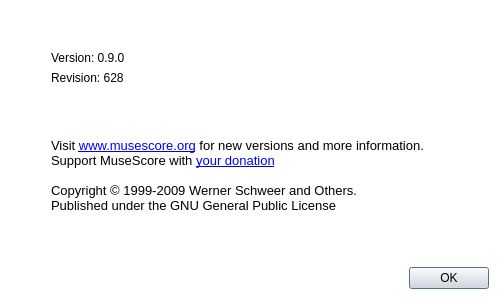
Above: mscore/mscore/aboutbox.ui from musescore/musescore-old before the change. Below: the same form after it.
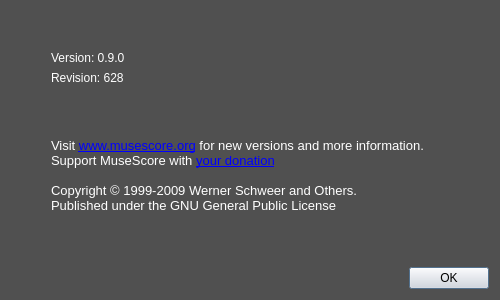
That is the form after the change. Icons and pictures are not drawn.

```diff
--- a/mscore/mscore/aboutbox.ui
+++ b/mscore/mscore/aboutbox.ui
@@ -22,9 +22,9 @@
      <colorrole role="WindowText">
       <brush brushstyle="SolidPattern">
        <color alpha="255">
-        <red>0</red>
-        <green>0</green>
-        <blue>0</blue>
+        <red>255</red>
+        <green>255</green>
+        <blue>255</blue>
        </color>
       </brush>
      </colorrole>
@@ -76,9 +76,9 @@
      <colorrole role="Text">
       <brush brushstyle="SolidPattern">
        <color alpha="255">
-        <red>0</red>
-        <green>0</green>
-        <blue>0</blue>
+        <red>255</red>
+        <green>255</green>
+        <blue>255</blue>
        </color>
       </brush>
      </colorrole>
@@ -103,18 +103,18 @@
      <colorrole role="Base">
       <brush brushstyle="SolidPattern">
        <color alpha="255">
-        <red>255</red>
-        <green>255</green>
-        <blue>255</blue>
+        <red>80</red>
+        <green>80</green>
+        <blue>80</blue>
        </color>
       </brush>
      </colorrole>
      <colorrole role="Window">
       <brush brushstyle="SolidPattern">
        <color alpha="255">
-        <red>255</red>
-        <green>255</green>
-        <blue>255</blue>
+        <red>80</red>
+        <green>80</green>
+        <blue>80</blue>
        </color>
       </brush>
      </colorrole>
@@ -177,9 +177,9 @@
      <colorrole role="WindowText">
       <brush brushstyle="SolidPattern">
        <color alpha="255">
-        <red>0</red>
-        <green>0</green>
-        <blue>0</blue>
+        <red>255</red>
+        <green>255</green>
+        <blue>255</blue>
        </color>
       </brush>
      </colorrole>
@@ -231,9 +231,9 @@
      <colorrole role="Text">
       <brush brushstyle="SolidPattern">
        <color alpha="255">
-        <red>0</red>
-        <green>0</green>
-        <blue>0</blue>
+        <red>255</red>
+        <green>255</green>
+        <blue>255</blue>
        </color>
       </brush>
      </colorrole>
@@ -258,18 +258,18 @@
      <colorrole role="Base">
       <brush brushstyle="SolidPattern">
        <color alpha="255">
-        <red>255</red>
-        <green>255</green>
-        <blue>255</blue>
+        <red>80</red>
+        <green>80</green>
+        <blue>80</blue>
        </color>
       </brush>
      </colorrole>
      <colorrole role="Window">
       <brush brushstyle="SolidPattern">
        <color alpha="255">
-        <red>255</red>
-        <green>255</green>
-        <blue>255</blue>
+        <red>80</red>
+        <green>80</green>
+        <blue>80</blue>
        </color>
       </brush>
      </colorrole>
@@ -413,18 +413,18 @@
      <colorrole role="Base">
       <brush brushstyle="SolidPattern">
        <color alpha="255">
-        <red>255</red>
-        <green>255</green>
-        <blue>255</blue>
+        <red>80</red>
+        <green>80</green>
+        <blue>80</blue>
        </color>
       </brush>
      </colorrole>
      <colorrole role="Window">
       <brush brushstyle="SolidPattern">
        <color alpha="255">
-        <red>255</red>
-        <green>255</green>
-        <blue>255</blue>
+        <red>80</red>
+        <green>80</green>
+        <blue>80</blue>
        </color>
       </brush>
      </colorrole>
@@ -488,6 +488,9 @@
   <property name="windowTitle">
    <string>AboutBox</string>
   </property>
+  <property name="autoFillBackground">
+   <bool>true</bool>
+  </property>
   <layout class="QVBoxLayout">
    <item>
     <layout class="QVBoxLayout">
```
Left out of the diff: 2 changed lines with no effect on the pictures.
